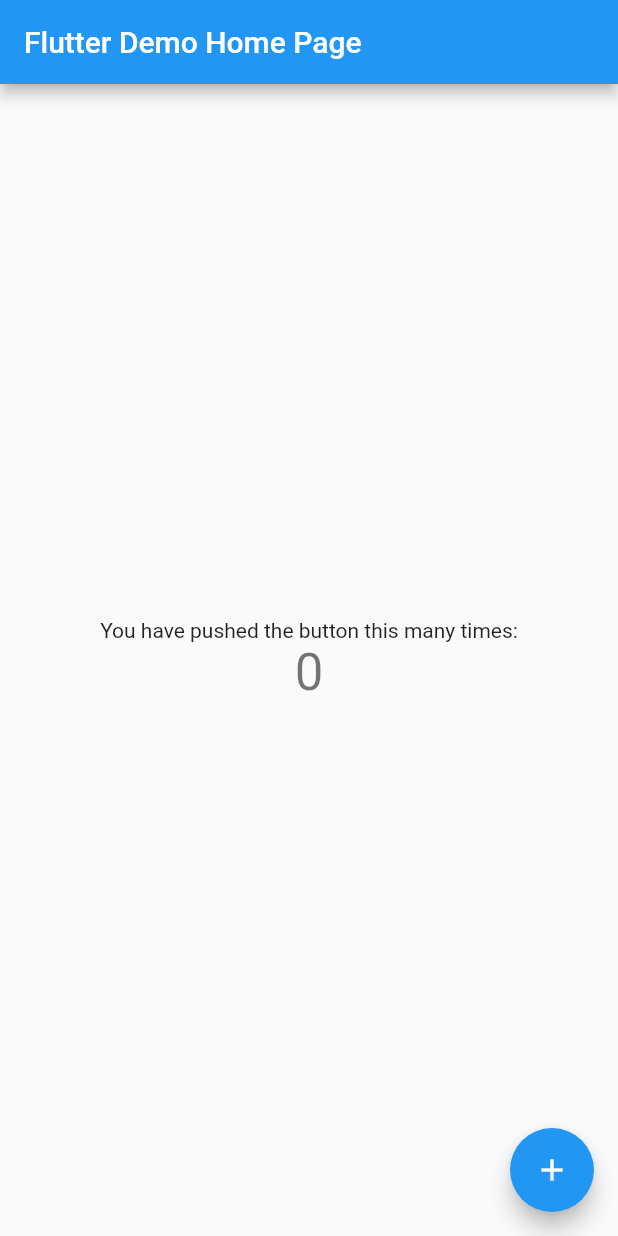
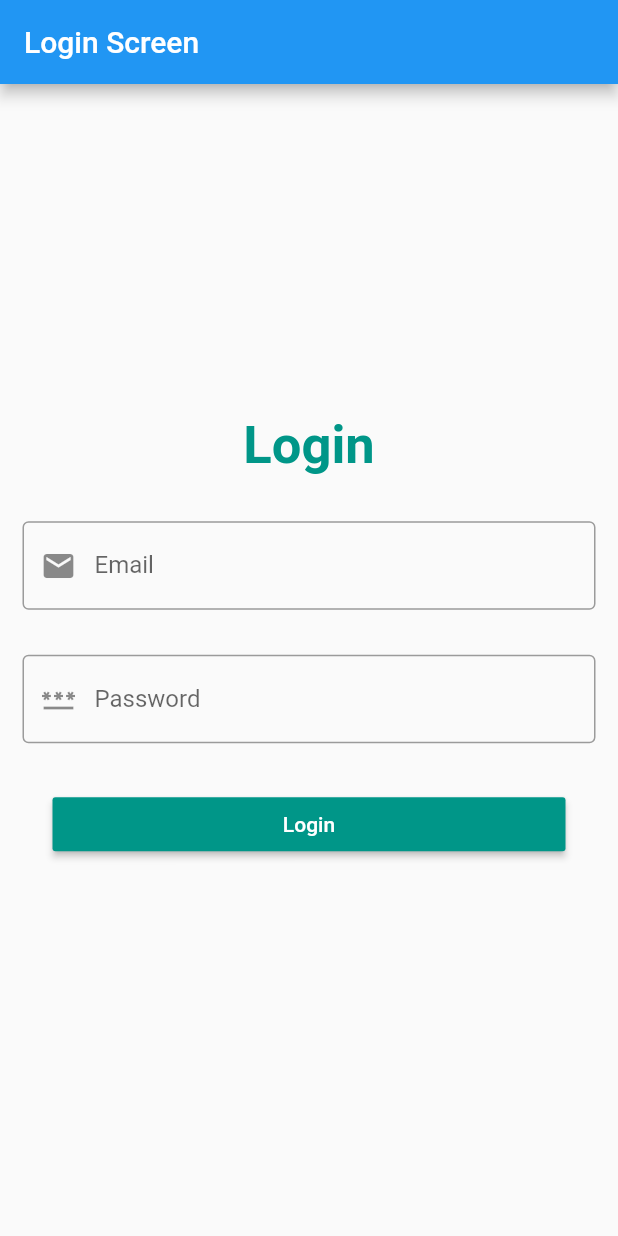
Before and after one commit to ismafitriaa/flutter_stisla_app, a Flutter app: the screen it shows after launch, on a phone screen of 412 x 824 dp. Run offline on Flutter 3.47's test engine with Material 2 defaults, Android fonts, the phone set to English and light mode, and no system bars.

Commit message:
ui-login

```diff
--- a/lib/main.dart
+++ b/lib/main.dart
@@ -1,4 +1,5 @@
 import 'package:flutter/material.dart';
+import 'package:flutter_stisla_app/pages/login.dart';
 
 void main() {
   runApp(const MyApp());
@@ -7,109 +8,18 @@
 class MyApp extends StatelessWidget {
   const MyApp({super.key});
 
-  // This widget is the root of your application.
   @override
   Widget build(BuildContext context) {
     return MaterialApp(
+      routes: {
+        "/": (context) => const LoginPage(),
+        // "/listpage": (context) => const ListPage(),
+      },
+      initialRoute: "/",
       title: 'Flutter Demo',
       theme: ThemeData(
-        // This is the theme of your application.
-        //
-        // Try running your application with "flutter run". You'll see the
-        // application has a blue toolbar. Then, without quitting the app, try
-        // changing the primarySwatch below to Colors.green and then invoke
-        // "hot reload" (press "r" in the console where you ran "flutter run",
-        // or simply save your changes to "hot reload" in a Flutter IDE).
-        // Notice that the counter didn't reset back to zero; the application
-        // is not restarted.
         primarySwatch: Colors.blue,
       ),
-      home: const MyHomePage(title: 'Flutter Demo Home Page'),
     );
   }
 }
-
-class MyHomePage extends StatefulWidget {
-  const MyHomePage({super.key, required this.title});
-
-  // This widget is the home page of your application. It is stateful, meaning
-  // that it has a State object (defined below) that contains fields that affect
-  // how it looks.
-
-  // This class is the configuration for the state. It holds the values (in this
-  // case the title) provided by the parent (in this case the App widget) and
-  // used by the build method of the State. Fields in a Widget subclass are
-  // always marked "final".
-
-  final String title;
-
-  @override
-  State<MyHomePage> createState() => _MyHomePageState();
-}
-
-class _MyHomePageState extends State<MyHomePage> {
-  int _counter = 0;
-
-  void _incrementCounter() {
-    setState(() {
-      // This call to setState tells the Flutter framework that something has
-      // changed in this State, which causes it to rerun the build method below
-      // so that the display can reflect the updated values. If we changed
-      // _counter without calling setState(), then the build method would not be
-      // called again, and so nothing would appear to happen.
-      _counter++;
-    });
-  }
-
-  @override
-  Widget build(BuildContext context) {
-    // This method is rerun every time setState is called, for instance as done
-    // by the _incrementCounter method above.
-    //
-    // The Flutter framework has been optimized to make rerunning build methods
-    // fast, so that you can just rebuild anything that needs updating rather
-    // than having to individually change instances of widgets.
-    return Scaffold(
-      appBar: AppBar(
-        // Here we take the value from the MyHomePage object that was created by
-        // the App.build method, and use it to set our appbar title.
-        title: Text(widget.title),
-      ),
-      body: Center(
-        // Center is a layout widget. It takes a single child and positions it
-        // in the middle of the parent.
-        child: Column(
-          // Column is also a layout widget. It takes a list of children and
-          // arranges them vertically. By default, it sizes itself to fit its
-          // children horizontally, and tries to be as tall as its parent.
-          //
-          // Invoke "debug painting" (press "p" in the console, choose the
-          // "Toggle Debug Paint" action from the Flutter Inspector in Android
-          // Studio, or the "Toggle Debug Paint" command in Visual Studio Code)
-          // to see the wireframe for each widget.
-          //
-          // Column has various properties to control how it sizes itself and
-          // how it positions its children. Here we use mainAxisAlignment to
-          // center the children vertically; the main axis here is the vertical
-          // axis because Columns are vertical (the cross axis would be
-          // horizontal).
-          mainAxisAlignment: MainAxisAlignment.center,
-          children: <Widget>[
-            const Text(
-              'You have pushed the button this many times:',
-            ),
-            Text(
-              '$_counter',
-              style: Theme.of(context).textTheme.headline4,
-            ),
-          ],
-        ),
-      ),
-      floatingActionButton: FloatingActionButton(
-        onPressed: _incrementCounter,
-        tooltip: 'Increment',
-        child: const Icon(Icons.add),
-      ), // This trailing comma makes auto-formatting nicer for build methods.
-    );
-  }
-}
--- /dev/null
+++ b/lib/pages/login.dart
@@ -0,0 +1,99 @@
+import 'package:flutter/material.dart';
+
+class LoginPage extends StatefulWidget {
+  const LoginPage({Key? key}) : super(key: key);
+
+  @override
+  _LoginPageState createState() => _LoginPageState();
+}
+
+class _LoginPageState extends State<LoginPage> {
+  @override
+  Widget build(BuildContext context) {
+    return MaterialApp(
+      home: Scaffold(
+        appBar: AppBar(
+          title: Text('Login Screen'),
+        ),
+        body: Column(
+          mainAxisAlignment: MainAxisAlignment.center,
+          crossAxisAlignment: CrossAxisAlignment.center,
+          children: [
+            Text(
+              'Login',
+              style: TextStyle(
+                fontSize: 35,
+                color: Colors.teal,
+                fontWeight: FontWeight.bold
+              ),
+            ),
+
+            Padding(
+              padding: const EdgeInsets.symmetric(vertical: 30),
+              child: Form(
+                child: Column(
+                  children: [
+
+                    Padding(
+                      padding: const EdgeInsets.symmetric(horizontal: 15),
+                      child: TextFormField(
+                        keyboardType: TextInputType.emailAddress,
+                        decoration: InputDecoration(
+                          labelText: 'Email',
+                          hintText: 'Enter email',
+                          prefixIcon: Icon(Icons.email),
+                          border: OutlineInputBorder(),
+                        ),
+                        onChanged: (String value){
+
+                        },
+                        validator: (value){
+                          return value!.isEmpty ? 'Please enter email' : null;
+                        },
+                      ),
+                    ),
+
+                    SizedBox(height: 30,),
+
+                    Padding(
+                      padding: EdgeInsets.symmetric(horizontal: 15),
+                      child: TextFormField(
+                        keyboardType: TextInputType.visiblePassword,
+                        decoration: InputDecoration(
+                          labelText: 'Password',
+                          hintText: 'Enter password',
+                          prefixIcon: Icon(Icons.password),
+                          border: OutlineInputBorder(),
+                        ),
+                        onChanged: (String value){
+
+                        },
+                        validator: (value){
+                          return value!.isEmpty ? 'Please enter password' : null;
+                        },
+                      ),
+                    ),
+
+                    SizedBox(height: 30,),
+
+                    Padding(
+                      padding: const EdgeInsets.symmetric(horizontal: 35),
+                      child: MaterialButton(
+                        minWidth: double.infinity,
+                        onPressed: () {},
+                        child: Text('Login'),
+                        color: Colors.teal,
+                        textColor: Colors.white,
+                      ),
+                    ),
+                  ],
+                ),
+              ),
+            ),
+
+          ],
+        ),
+      ),
+    );
+  }
+}
```
